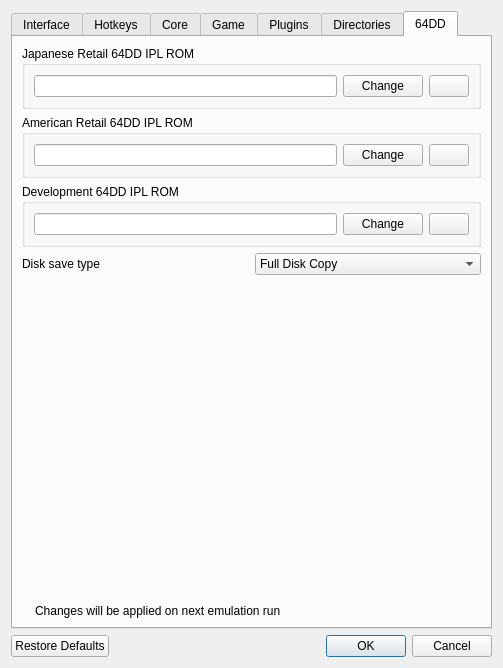
This is Source/RMG/UserInterface/Dialog/SettingsDialog.ui in crossn/CMG-K as Qt 5 draws it before an edit. The edited form follows.
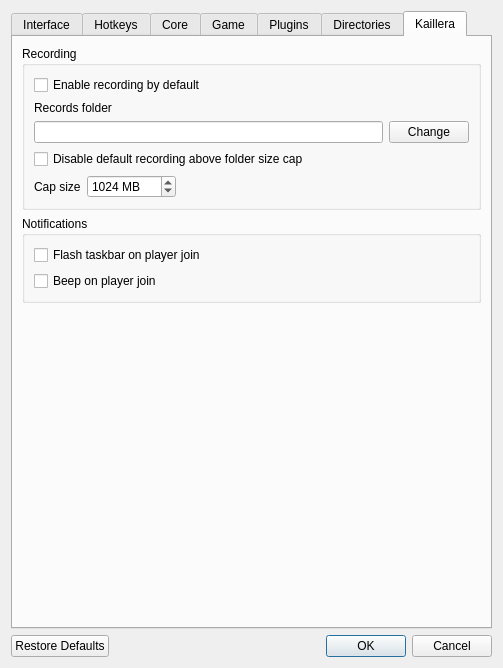
This is the edited form. The open tabs and pages were chosen to show the change. Icons and pictures are not drawn. Custom widgets are drawn as their Qt base class.

Commit message: Add Kaillera recording defaults and storage cap handling

```diff
--- a/Source/RMG/UserInterface/Dialog/SettingsDialog.ui
+++ b/Source/RMG/UserInterface/Dialog/SettingsDialog.ui
@@ -3098,26 +3098,19 @@
          </widget>
          <widget class="QWidget" name="DDTab">
           <attribute name="title">
-           <string>64DD</string>
+           <string>Kaillera</string>
           </attribute>
           <layout class="QVBoxLayout" name="verticalLayout_6">
            <item>
             <widget class="QGroupBox" name="groupBox_32">
              <property name="title">
-              <string>Japanese Retail 64DD IPL ROM</string>
+              <string>Recording</string>
              </property>
-             <layout class="QHBoxLayout" name="horizontalLayout_88">
+             <layout class="QVBoxLayout" name="kailleraSettingsLayout">
               <item>
-               <widget class="QLineEdit" name="japaneseIPLRomLineEdit">
-                <property name="readOnly">
-                 <bool>true</bool>
-                </property>
-               </widget>
-              </item>
-              <item>
-               <widget class="QPushButton" name="changeJapaneseIPLRomPathButton">
+               <widget class="QCheckBox" name="kailleraRecordByDefaultCheckBox">
                 <property name="text">
-                 <string>Change</string>
+                 <string>Enable recording by default</string>
                 </property>
                 <property name="icon">
                  <iconset theme="folder-open-line"/>
@@ -3125,35 +3118,46 @@
                </widget>
               </item>
               <item>
-               <widget class="QPushButton" name="clearJapaneseIPLRomPathButton">
+               <widget class="QLabel" name="kailleraRecordsFolderLabel">
                 <property name="text">
-                 <string/>
+                 <string>Records folder</string>
                 </property>
                 <property name="icon">
                  <iconset theme="delete-bin-line"/>
                 </property>
                </widget>
               </item>
-             </layout>
-            </widget>
-           </item>
-           <item>
-            <widget class="QGroupBox" name="groupBox_33">
-             <property name="title">
-              <string>American Retail 64DD IPL ROM</string>
-             </property>
-             <layout class="QHBoxLayout" name="horizontalLayout_90">
               <item>
-               <widget class="QLineEdit" name="americanIPLRomLineEdit">
-                <property name="readOnly">
-                 <bool>true</bool>
-                </property>
-               </widget>
+               <layout class="QHBoxLayout" name="kailleraRecordsFolderLayout">
+                <item>
+                 <widget class="QLineEdit" name="kailleraRecordsDirectoryLineEdit">
+                  <property name="readOnly">
+                   <bool>true</bool>
+                  </property>
+                 </widget>
+                </item>
+                <item>
+                 <widget class="QPushButton" name="changeKailleraRecordsDirectoryButton">
+                  <property name="text">
+                   <string>Change</string>
+                  </property>
+                  <property name="icon">
+                   <iconset theme="folder-open-line"/>
+                  </property>
+                  <property name="iconSize">
+                   <size>
+                    <width>16</width>
+                    <height>16</height>
+                   </size>
+                  </property>
+                 </widget>
+                </item>
+               </layout>
               </item>
               <item>
-               <widget class="QPushButton" name="changeAmericanIPLRomPathButton">
+               <widget class="QCheckBox" name="kailleraRecordingCapEnabledCheckBox">
                 <property name="text">
-                 <string>Change</string>
+                 <string>Disable default recording above folder size cap</string>
                 </property>
                 <property name="icon">
                  <iconset theme="folder-open-line"/>
@@ -3161,14 +3165,44 @@
                </widget>
               </item>
               <item>
-               <widget class="QPushButton" name="clearAmericanIPLRomPathButton">
-                <property name="text">
-                 <string/>
-                </property>
-                <property name="icon">
-                 <iconset theme="delete-bin-line"/>
-                </property>
-               </widget>
+               <layout class="QHBoxLayout" name="kailleraRecordingCapLayout">
+                <item>
+                 <widget class="QLabel" name="kailleraRecordingCapLabel">
+                  <property name="text">
+                   <string>Cap size</string>
+                  </property>
+                 </widget>
+                </item>
+                <item>
+                 <widget class="QSpinBox" name="kailleraRecordingCapMBSpinBox">
+                  <property name="minimum">
+                   <number>1</number>
+                  </property>
+                  <property name="maximum">
+                   <number>1048576</number>
+                  </property>
+                  <property name="value">
+                   <number>1024</number>
+                  </property>
+                  <property name="suffix">
+                   <string> MB</string>
+                  </property>
+                 </widget>
+                </item>
+                <item>
+                 <spacer name="horizontalSpacer_16">
+                  <property name="orientation">
+                   <enum>Qt::Orientation::Horizontal</enum>
+                  </property>
+                  <property name="sizeHint" stdset="0">
+                   <size>
+                    <width>40</width>
+                    <height>20</height>
+                   </size>
+                  </property>
+                 </spacer>
+                </item>
+               </layout>
               </item>
              </layout>
             </widget>
@@ -3176,20 +3210,13 @@
            <item>
             <widget class="QGroupBox" name="groupBox_34">
              <property name="title">
-              <string>Development 64DD IPL ROM</string>
+              <string>Notifications</string>
              </property>
-             <layout class="QHBoxLayout" name="horizontalLayout_91">
+             <layout class="QVBoxLayout" name="kailleraNotificationsLayout">
               <item>
-               <widget class="QLineEdit" name="developmentIPLRomLineEdit">
-                <property name="readOnly">
-                 <bool>true</bool>
-                </property>
-               </widget>
-              </item>
-              <item>
-               <widget class="QPushButton" name="changeDevelopmentIPLRomPathButton">
+               <widget class="QCheckBox" name="kailleraFlashOnJoinCheckBox">
                 <property name="text">
-                 <string>Change</string>
+                 <string>Flash taskbar on player join</string>
                 </property>
                 <property name="icon">
                  <iconset theme="folder-open-line"/>
@@ -3197,9 +3224,9 @@
                </widget>
               </item>
               <item>
-               <widget class="QPushButton" name="clearDevelopmentIPLRomPathButton">
+               <widget class="QCheckBox" name="kailleraBeepOnJoinCheckBox">
                 <property name="text">
-                 <string/>
+                 <string>Beep on player join</string>
                 </property>
                 <property name="icon">
                  <iconset theme="delete-bin-line"/>
@@ -3209,31 +3236,6 @@
              </layout>
             </widget>
            </item>
-           <item>
-            <layout class="QHBoxLayout" name="horizontalLayout_4">
-             <item>
-              <widget class="QLabel" name="label_3">
-               <property name="text">
-                <string>Disk save type</string>
-               </property>
-              </widget>
-             </item>
-             <item>
-              <widget class="QComboBox" name="diskSaveTypeComboBox">
-               <item>
-                <property name="text">
-                 <string>Full Disk Copy</string>
-                </property>
-               </item>
-               <item>
-                <property name="text">
-                 <string>RAM Area Only</string>
-                </property>
-               </item>
-              </widget>
-             </item>
-            </layout>
-           </item>
            <item>
             <spacer name="verticalSpacer_2">
              <property name="orientation">
@@ -3242,53 +3244,11 @@
              <property name="sizeHint" stdset="0">
               <size>
                <width>20</width>
-               <height>248</height>
+               <height>40</height>
               </size>
              </property>
             </spacer>
            </item>
-           <item>
-            <layout class="QHBoxLayout" name="emulationInfoLayout_3">
-             <item>
-              <widget class="QLabel" name="infoIconLabel_4">
-               <property name="sizePolicy">
-                <sizepolicy hsizetype="Minimum" vsizetype="Preferred">
-                 <horstretch>0</horstretch>
-                 <verstretch>0</verstretch>
-                </sizepolicy>
-               </property>
-               <property name="text">
-                <string/>
-               </property>
-               <property name="pixmap">
-                <pixmap>:/newPrefix/Resource/Info.ico</pixmap>
-               </property>
-               <property name="wordWrap">
-                <bool>false</bool>
-               </property>
-              </widget>
-             </item>
-             <item>
-              <widget class="QLabel" name="label_59">
-               <property name="sizePolicy">
-                <sizepolicy hsizetype="Expanding" vsizetype="Minimum">
-                 <horstretch>0</horstretch>
-                 <verstretch>0</verstretch>
-                </sizepolicy>
-               </property>
-               <property name="midLineWidth">
-                <number>1</number>
-               </property>
-               <property name="text">
-                <string>Changes will be applied on next emulation run</string>
-               </property>
-               <property name="textFormat">
-                <enum>Qt::TextFormat::PlainText</enum>
-               </property>
-              </widget>
-             </item>
-            </layout>
-           </item>
           </layout>
          </widget>
         </widget>
```
Left out of the diff: 37 changed lines with no effect on the pictures. The commit also changes 17 other files.
